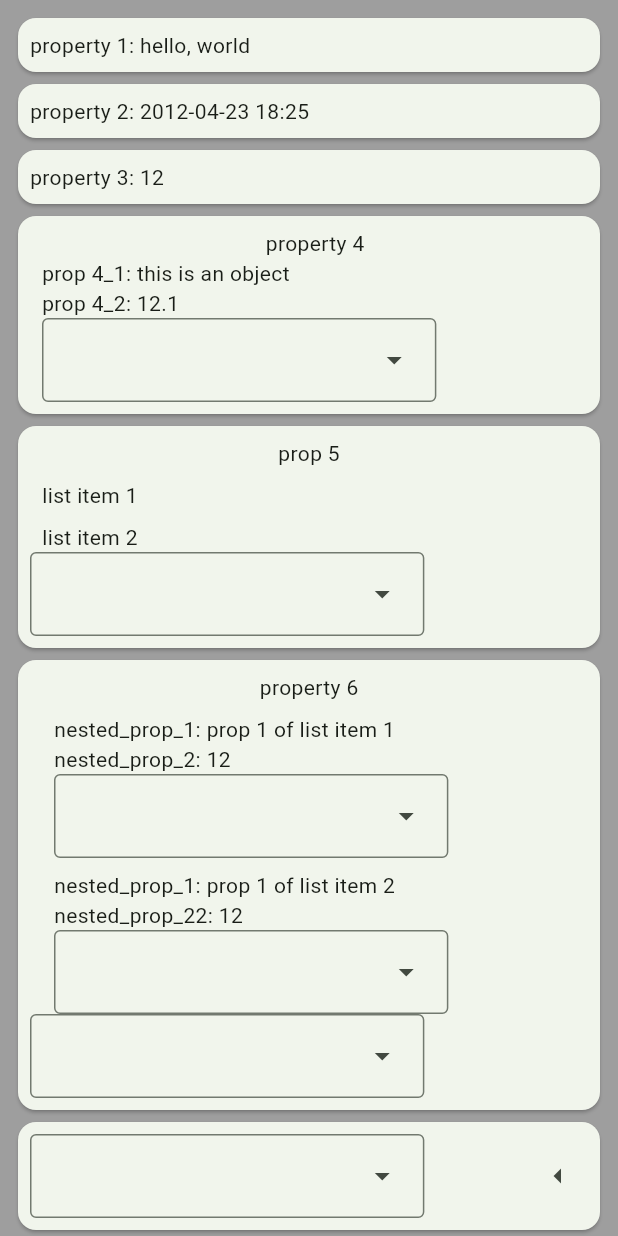
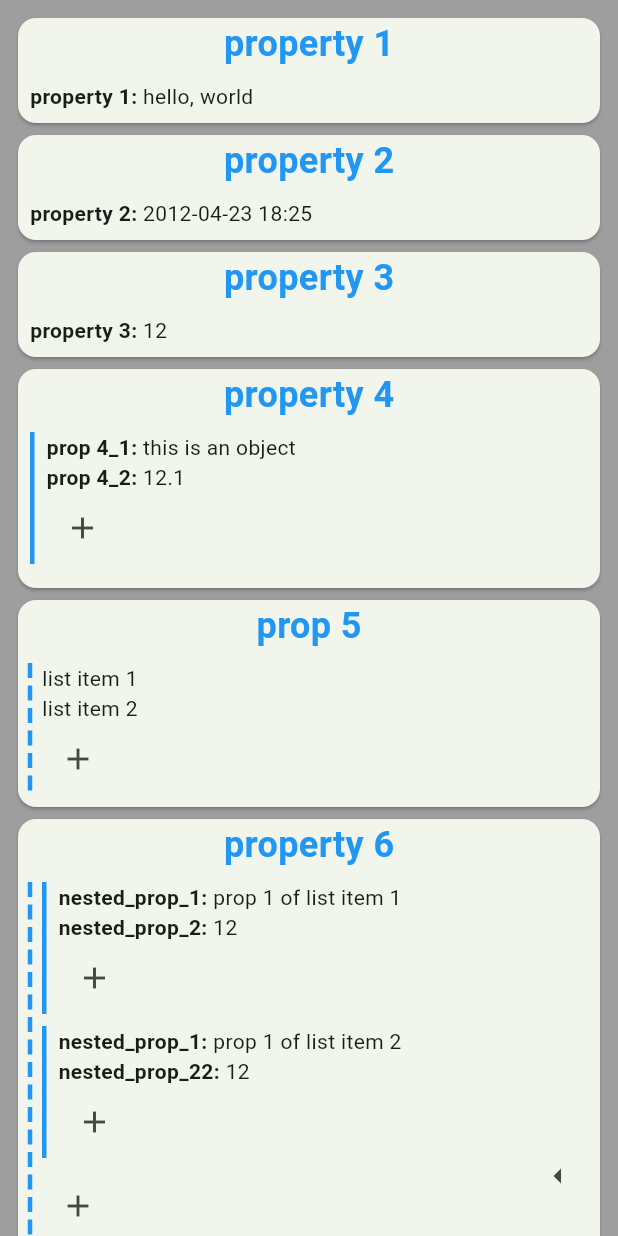
Before and after one commit to Malchior95/form_edit, a Flutter app: the screen it shows after launch, after a tap on "Viewer", on a phone screen of 412 x 824 dp. Run offline on Flutter 3.47's test engine with Material 3 defaults, Android fonts, the phone set to English and light mode, and no system bars.

Commit message:
updated style of the form creator

```diff
--- a/lib/views/report_creator.dart
+++ b/lib/views/report_creator.dart
@@ -1,3 +1,4 @@
+import 'package:dotted_decoration/dotted_decoration.dart';
 import 'package:flutter/material.dart';
 import 'package:test1/models/data.dart';
 import 'package:intl/intl.dart';
@@ -9,16 +10,14 @@ class ReportCreator extends StatefulWidget {
   @override
   State<ReportCreator> createState() => _ReportCreatorState();
 
-  static Widget buildDataRow(ReportDataModel model, int nestingLevel) {
+  static Widget buildDataRow(ReportDataModel model) {
     var widget = switch (model.type) {
       ReportDataType.string => ReportTextField(model: model),
       ReportDataType.integer => ReportIntegerField(model: model),
       ReportDataType.datetime => ReportDateTimeField(model: model),
       ReportDataType.number => ReportNumberField(model: model),
-      ReportDataType.object =>
-        ReportObjectField(model: model, nestingLevel: nestingLevel),
-      ReportDataType.list =>
-        ReportListField(model: model, nestingLevel: nestingLevel),
+      ReportDataType.object => ReportObjectField(model: model),
+      ReportDataType.list => ReportListField(model: model),
       _ => Row(
           children: [
             Text("${model.type}"),
@@ -26,10 +25,7 @@ class ReportCreator extends StatefulWidget {
         )
     };
 
-    return switch (nestingLevel) {
-      <= 2 => widget,
-      _ => const Text("There will be a button to expand section."),
-    };
+    return widget;
   }
 }
 
@@ -37,23 +33,33 @@ class _ReportCreatorState extends State<ReportCreator> {
   @override
   Widget build(BuildContext context) {
     assert(widget.model.children != null);
-    final mainControl = Card(
-        child: Padding(
+    final mainControl = Padding(
         padding: EdgeInsets.all(8.0),
         child: ReportCreatorObjectControl(onPressed: (x) {
-              if (x == null) return;
           setState(() {
-                widget.model.children!.add(ReportDataModel(type: x));
+            widget.model.children!.add(x);
           });
-            })));
+        }));
+
     var rows = widget.model.children!
         .map((x) => Card(
-              child: Padding(
+              child: Column(
+                children: [
+                  if (x.key != null)
+                    Text(x.key!,
+                        style: TextStyle(
+                            color: Colors.blue,
+                            fontSize: 24.0,
+                            fontWeight: FontWeight.bold)),
+                  Padding(
                     padding: EdgeInsets.all(8.0),
-                child: ReportCreator.buildDataRow(x, 0),
+                    child: ReportCreator.buildDataRow(x),
+                  ),
+                ],
               ),
             ))
         .toList();
+
     return Scaffold(
       floatingActionButton: IconButton(
         onPressed: () => Navigator.pop(context),
@@ -76,7 +82,8 @@ class _ReportCreatorState extends State<ReportCreator> {
 }
 
 class ReportCreatorObjectControl extends StatelessWidget {
-  final ValueChanged<ReportDataType?> onPressed;
+  final ValueChanged<ReportDataModel> onPressed;
+
   static const List<ReportDataType> reportDataTypes = [
     ReportDataType.list,
     ReportDataType.photo,
@@ -86,27 +93,51 @@ class ReportCreatorObjectControl extends StatelessWidget {
     ReportDataType.datetime,
     ReportDataType.object
   ];
+
   const ReportCreatorObjectControl({super.key, required this.onPressed});
 
   @override
   Widget build(BuildContext context) {
     return Row(
       children: [
-        DropdownMenu(
-            onSelected: onPressed,
-            dropdownMenuEntries: reportDataTypes
-                .map((x) => DropdownMenuEntry(value: x, label: x.toString()))
-                .toList())
+        //todo: static creator...
+        IconButton(
+            onPressed: () async {
+              final itemToAdd = await Navigator.push<ReportDataModel?>(context,
+                  MaterialPageRoute(builder: (context) {
+                final model = ReportDataModel(type: ReportDataType.string);
+                return Card(
+                  child: Column(
+                    children: [
+                      const Text("aaa"),
+                      ElevatedButton(
+                          onPressed: () => Navigator.pop(context, model),
+                          child: const Text("add"))
+                    ],
+                  ),
+                );
+              }));
+              if (itemToAdd != null) onPressed(itemToAdd);
+            },
+            icon: Icon(Icons.add))
       ],
     );
+    //return Row(
+    //  children: [
+    //    DropdownMenu(
+    //        onSelected: onPressed,
+    //        dropdownMenuEntries: reportDataTypes
+    //            .map((x) => DropdownMenuEntry(value: x, label: x.toString()))
+    //            .toList())
+    //  ],
+    //);
   }
 }
 
 class ReportListField extends StatefulWidget {
   final ReportDataModel model;
-  final int nestingLevel;
-  const ReportListField(
-      {super.key, required this.model, required this.nestingLevel});
+
+  const ReportListField({super.key, required this.model});
 
   @override
   State<ReportListField> createState() => _ReportListFieldState();
@@ -115,36 +146,54 @@ class ReportListField extends StatefulWidget {
 class _ReportListFieldState extends State<ReportListField> {
   @override
   Widget build(BuildContext context) {
-    return buildListField(widget.model, widget.nestingLevel);
+    return buildListField(widget.model);
   }
 
-  Widget buildListField(ReportDataModel model, int nestingLevel) {
+  Widget buildListField(ReportDataModel model) {
     model.children ??= [];
     var control = ReportCreatorObjectControl(onPressed: (x) {
-      if (x == null) return;
       setState(() {
-        widget.model.children!.add(ReportDataModel(type: x));
+        widget.model.children!.add(x);
       });
     });
 
-    var rows = model.children!
-        .map((x) => Padding(
-              padding: const EdgeInsets.only(top: 8.0, left: 8.0),
-              child: ReportCreator.buildDataRow(x, nestingLevel + 1),
-            ))
-        .toList();
-    return Column(
-      children: [if (model.key != null) Text(model.key!), ...rows, control],
+    var rows = model.children!.map((x) {
+      if ([ReportDataType.list, ReportDataType.object].contains(x)) {
+        return Placeholder(); //todo: navigate to child object
+      }
+      return ReportCreator.buildDataRow(x);
+    }).toList();
+    //var rows = model.children!
+    //    .map((x) => Padding(
+    //          padding: const EdgeInsets.only(top: 8.0, left: 8.0),
+    //          child: ReportCreator.buildDataRow(x),
+    //        ))
+    //    .toList();
+    //return Column(
+    //  children: [if (model.key != null) Text(model.key!), ...rows, control],
+    //);
+
+    return Container(
+      decoration: DottedDecoration(
+        dash: [10, 5],
+        strokeWidth: 3,
+        linePosition: LinePosition.left,
+        color: Colors.blue,
+      ),
+      child: Padding(
+        padding: const EdgeInsets.only(left: 8.0),
+        child: Column(
+          children: [...rows, control],
+        ),
+      ),
     );
   }
 }
 
 class ReportObjectField extends StatefulWidget {
   final ReportDataModel model;
-  final int nestingLevel;
 
-  const ReportObjectField(
-      {super.key, required this.model, required this.nestingLevel});
+  const ReportObjectField({super.key, required this.model});
 
   @override
   State<ReportObjectField> createState() => _ReportObjectFieldState();
@@ -153,24 +202,38 @@ class ReportObjectField extends StatefulWidget {
 class _ReportObjectFieldState extends State<ReportObjectField> {
   @override
   Widget build(BuildContext context) {
-    return buildObjectField(widget.model, widget.nestingLevel);
+    return buildObjectField(widget.model);
   }
 
-  Widget buildObjectField(ReportDataModel model, int nestingLevel) {
+  Widget buildObjectField(ReportDataModel model) {
     model.children ??= [];
     var control = ReportCreatorObjectControl(onPressed: (x) {
-      if (x == null) return;
       setState(() {
-        widget.model.children!.add(ReportDataModel(type: x));
+        widget.model.children!.add(x);
       });
     });
-    var rows = model.children!
-        .map((x) => ReportCreator.buildDataRow(x, nestingLevel + 1))
-        .toList();
+    var rows = model.children!.map((x) {
+      if ([ReportDataType.list, ReportDataType.object].contains(x.type)) {
+        return Placeholder(); //todo: navigate to child object
+      }
+      return ReportCreator.buildDataRow(x);
+    }).toList();
+
     return Padding(
+      padding: const EdgeInsets.only(bottom: 8.0),
+      child: Container(
+        decoration: BoxDecoration(
+            border: Border(
+                left: BorderSide(
+          color: Colors.blue,
+          width: 3,
+        ))),
+        child: Padding(
           padding: const EdgeInsets.only(left: 8.0),
           child: Column(
-        children: [if (model.key != null) Text(model.key!), ...rows, control],
+            children: [...rows, control],
+          ),
+        ),
       ),
     );
   }
@@ -190,7 +253,8 @@ class ReportNumberField extends StatelessWidget {
     model.value ??= 0.0;
     return Row(
       children: [
-        if (model.key != null) Text("${model.key}: "),
+        if (model.key != null)
+          Text("${model.key}: ", style: TextStyle(fontWeight: FontWeight.bold)),
         Text("${model.value as double}"),
       ],
     );
@@ -215,7 +279,8 @@ class ReportDateTimeField extends StatelessWidget {
     final formattedDate = formatter.format(datetime);
     return Row(
       children: [
-        if (model.key != null) Text("${model.key}: "),
+        if (model.key != null)
+          Text("${model.key}: ", style: TextStyle(fontWeight: FontWeight.bold)),
         Text(formattedDate),
       ],
     );
@@ -236,7 +301,8 @@ class ReportIntegerField extends StatelessWidget {
     model.value ??= 0;
     return Row(
       children: [
-        if (model.key != null) Text("${model.key}: "),
+        if (model.key != null)
+          Text("${model.key}: ", style: TextStyle(fontWeight: FontWeight.bold)),
         Text("${model.value as int}"),
       ],
     );
@@ -245,6 +311,7 @@ class ReportIntegerField extends StatelessWidget {
 
 class ReportTextField extends StatelessWidget {
   final ReportDataModel model;
+
   const ReportTextField({super.key, required this.model});
 
   @override
@@ -256,7 +323,8 @@ class ReportTextField extends StatelessWidget {
     model.value ??= "string";
     return Row(
       children: [
-        if (model.key != null) Text("${model.key}: "),
+        if (model.key != null)
+          Text("${model.key}: ", style: TextStyle(fontWeight: FontWeight.bold)),
         Text(model.value as String),
       ],
     );
--- a/pubspec.yaml
+++ b/pubspec.yaml
@@ -14,6 +14,7 @@ dependencies:
   cupertino_icons: ^1.0.8
   json_annotation: ^4.9.0
   intl: ^0.20.1 #date formatting
+  dotted_decoration: ^2.0.0
 
 dev_dependencies:
   flutter_test:
```
Also changed, not shown: pubspec.lock, 1 other file. Lines whose indentation alone changed are shown as unchanged.
